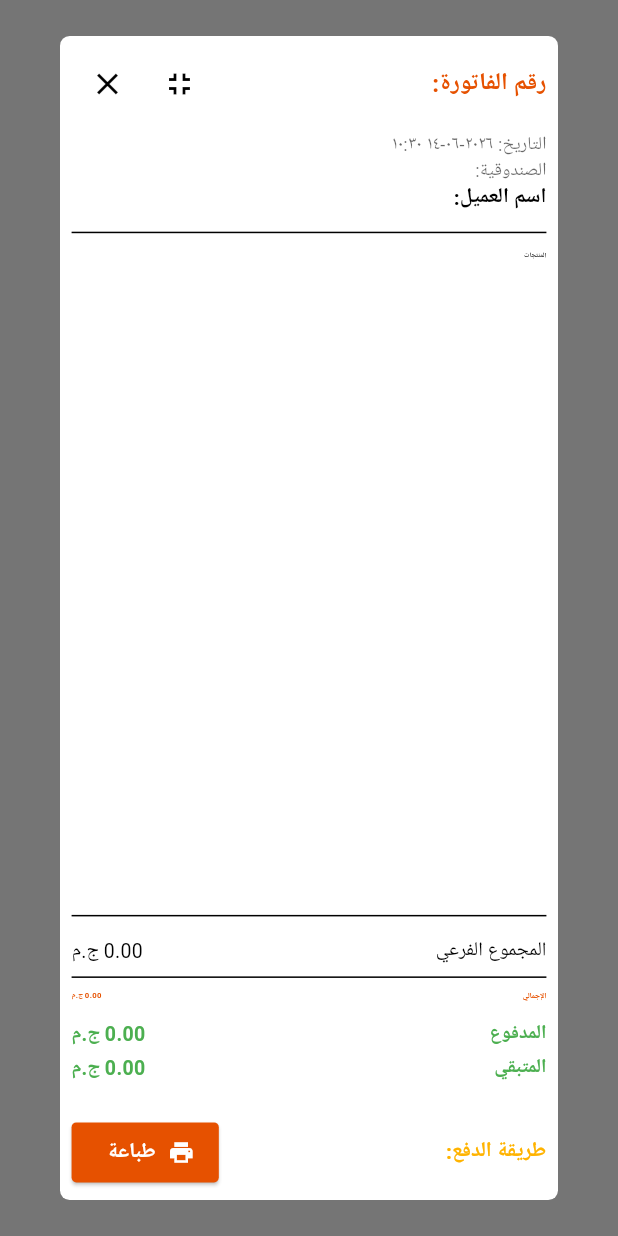
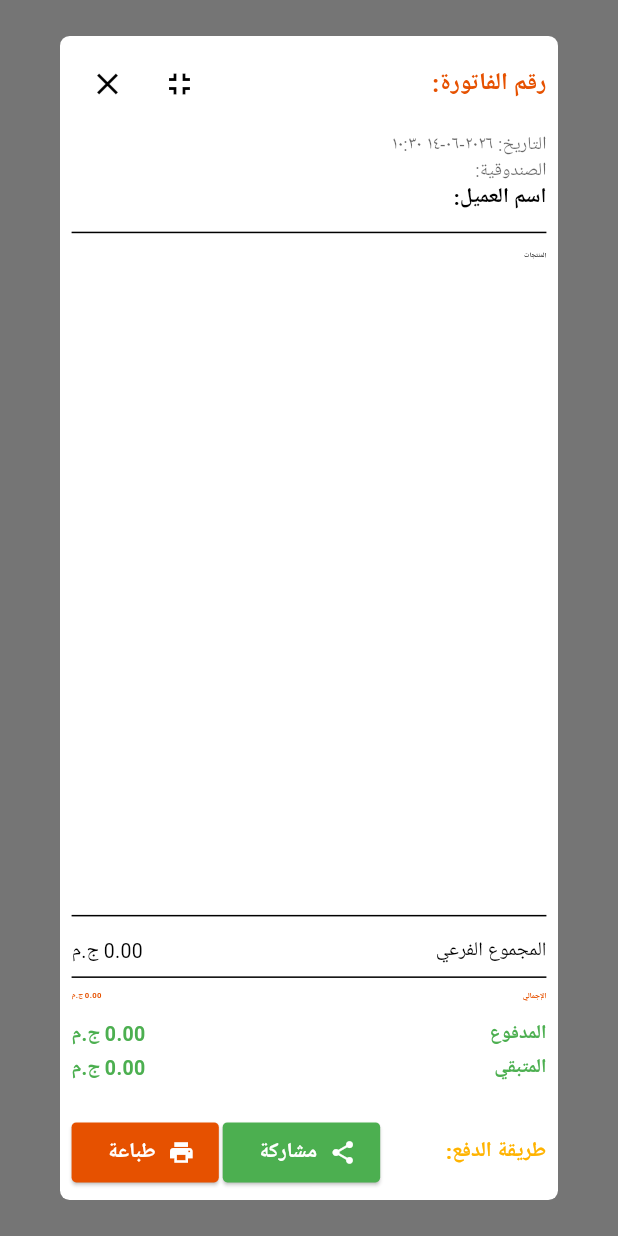
Before and after one commit to moha20/pos_new, a Flutter app: what showInvoiceDetailsDialog() shows on an empty page, opened directly with empty values, after a tap on the "fullscreen" icon, on a phone screen of 412 x 824 dp. Run offline on Flutter 3.47's test engine with Material 3 defaults, Android fonts, the light colour scheme and no system bars; our stand-ins replace easy_localization, file_picker, fl_chart, flutter_bloc, flutter_screenutil, get_it and 6 more; missing offline and left inert: dart:html, flutter_barcode_scanner; accounts and stored records are empty.

Commit message:
feat: enable sharing of invoices (PDF) from POS history and details

```diff
--- a/assets/translations/ar.json
+++ b/assets/translations/ar.json
@@ -149,6 +149,7 @@
 
   "items": "المنتجات",
   "print": "طباعة",
+  "share": "مشاركة",
 
   "theme_color_label": "مظهر لون النظام:",
   "copper_orange_default": "برتقالي نحاسي (افتراضي)",
--- a/assets/translations/en.json
+++ b/assets/translations/en.json
@@ -149,6 +149,7 @@
 
   "items": "Items",
   "print": "Print",
+  "share": "Share",
 
   "theme_color_label": "System Theme Color:",
   "copper_orange_default": "Copper Orange (Default)",
--- a/lib/widgets/invoice_details_dialog.dart
+++ b/lib/widgets/invoice_details_dialog.dart
@@ -212,6 +212,34 @@ void showInvoiceDetailsDialog(
                           color: theme.colorScheme.secondary,
                         ),
                       ),
+                      Row(
+                        children: [
+                          ElevatedButton.icon(
+                            onPressed: () async {
+                              final printService = Gravity.find<PrintService>();
+                              await printService.shareInvoice(
+                                context,
+                                sale,
+                                'Al Mohands Electrical Tools / المهندس للأدوات الكهربائية',
+                                context.locale.languageCode,
+                              );
+                            },
+                            icon: const Icon(Icons.share, color: Colors.white),
+                            label: Text(
+                              'share'.tr(),
+                              style: const TextStyle(
+                                color: Colors.white,
+                                fontWeight: FontWeight.bold,
+                              ),
+                            ),
+                            style: ElevatedButton.styleFrom(
+                              backgroundColor: Colors.green,
+                              shape: RoundedRectangleBorder(
+                                borderRadius: BorderRadius.circular(10.r),
+                              ),
+                            ),
+                          ),
+                          SizedBox(width: 8.w),
                           ElevatedButton.icon(
                             onPressed: () async {
                               final printService = Gravity.find<PrintService>();
@@ -236,6 +264,8 @@ void showInvoiceDetailsDialog(
                                 borderRadius: BorderRadius.circular(10.r),
                               ),
                             ),
+                          ),
+                        ],
                       ),
                     ],
                   ),
```
Also changed, not shown: lib/features/pos/presentation/screens/sales_history_screen.dart (+23 -0 lines), lib/services/print_service.dart (+25 -0 lines). Lines whose indentation alone changed are shown as unchanged.
